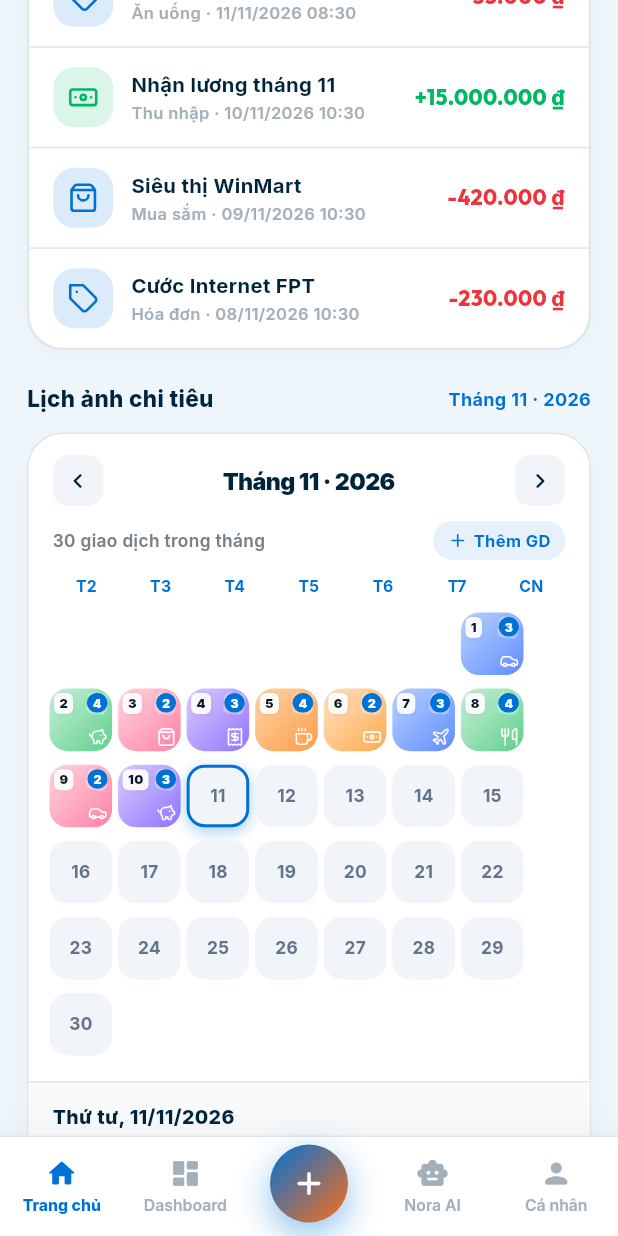
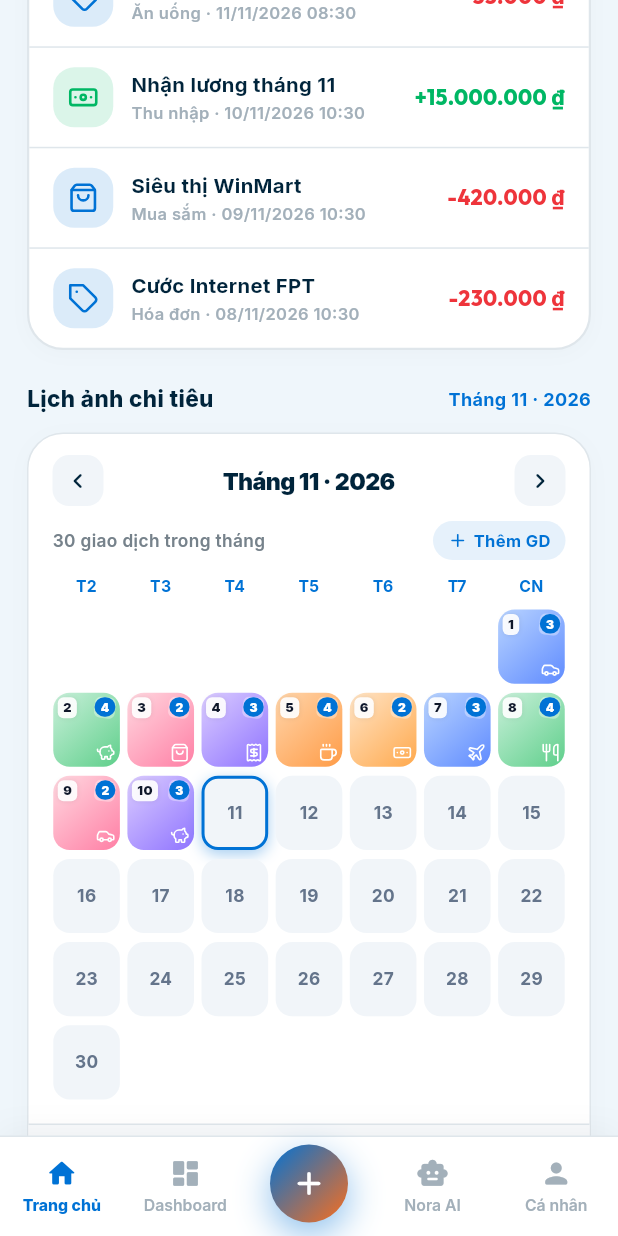
Before and after one commit to henruysun2511/finora, a Flutter app: the HomeScreen screen opened by its route, scrolled down 1152 dp, on a phone screen of 412 x 824 dp. Run offline on Flutter 3.47's test engine with Material 3 defaults, Android fonts, the phone set to English and light mode, and no system bars; our stand-ins replace device_preview, dio, file_picker, flutter_dotenv, flutter_riverpod, flutter_secure_storage and 8 more; missing offline and left inert: record; accounts and stored records are empty; generated files the repository leaves out were written again; network calls fail.

Commit message:
fix(home): align calendar cells with weekday headers using Expanded and AspectRatio

```diff
--- a/lib/features/home/presentation/widgets/home_photo_calendar_section.dart
+++ b/lib/features/home/presentation/widgets/home_photo_calendar_section.dart
@@ -254,25 +254,26 @@ class _HomePhotoCalendarSectionState
 
         // ── 3. Lưới ô lịch ảnh chi tiêu (lc-cells) ───────────────────────────
         Padding(
-          padding: const EdgeInsets.symmetric(horizontal: 12),
-          child: LayoutBuilder(
-            builder: (context, constraints) {
-              final cellWidth = (constraints.maxWidth - (6 * 5)) / 7;
+          padding: const EdgeInsets.symmetric(horizontal: 14),
+          child: Builder(
+            builder: (context) {
               final totalCells = leadingEmpty + daysInMonth;
               final rowCount = (totalCells / 7).ceil();
 
               return Column(
                 children: List.generate(rowCount, (r) {
                   return Padding(
-                    padding: const EdgeInsets.only(bottom: 5),
+                    padding: const EdgeInsets.only(bottom: 6),
                     child: Row(
                       children: List.generate(7, (c) {
                         final index = r * 7 + c;
                         if (index < leadingEmpty ||
                             index >= leadingEmpty + daysInMonth) {
-                          return SizedBox(
-                            width: cellWidth,
-                            height: cellWidth,
+                          return const Expanded(
+                            child: AspectRatio(
+                              aspectRatio: 1.0,
+                              child: SizedBox.shrink(),
+                            ),
                           );
                         }
 
@@ -285,9 +286,12 @@ class _HomePhotoCalendarSectionState
                             item != null && item.totalExpense > 0;
                         final txCount = item?.transactionCount ?? 0;
 
-                        return SizedBox(
-                          width: cellWidth,
-                          height: cellWidth,
+                        return Expanded(
+                          child: AspectRatio(
+                            aspectRatio: 1.0,
+                            child: Padding(
+                              padding:
+                                  const EdgeInsets.symmetric(horizontal: 2.5),
                               child: _PhotoCalendarCell(
                                 dayNum: dayNum,
                                 isDark: isDark,
@@ -299,9 +303,12 @@ class _HomePhotoCalendarSectionState
                                     dayNum % _categoryIcons.length],
                                 onTap: () {
                                   setState(() {
-                                _selectedDate = DateTime(year, month, dayNum);
+                                    _selectedDate =
+                                        DateTime(year, month, dayNum);
                                   });
                                 },
+                              ),
+                            ),
                           ),
                         );
                       }),
@@ -485,9 +492,8 @@ class _PhotoCalendarCell extends StatelessWidget {
       child: AnimatedContainer(
         duration: const Duration(milliseconds: 160),
         curve: Curves.easeOutCubic,
-        margin: const EdgeInsets.all(2),
         decoration: BoxDecoration(
-          borderRadius: BorderRadius.circular(12),
+          borderRadius: BorderRadius.circular(11),
           gradient: hasExpense
               ? LinearGradient(
                   colors: gradientColors,
```
Lines whose indentation alone changed are shown as unchanged.
